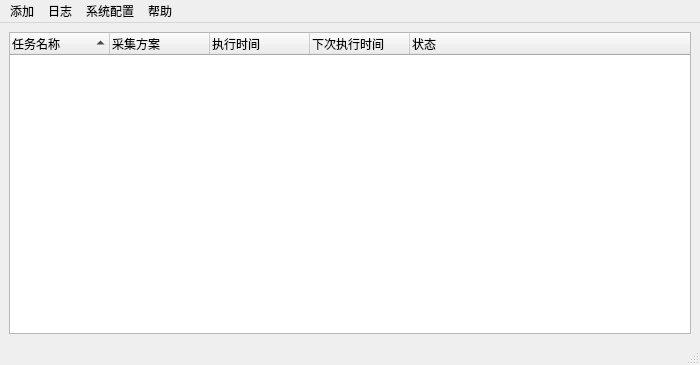
Qt form UI/Main.ui (leaboy/pycollect) before a commit.
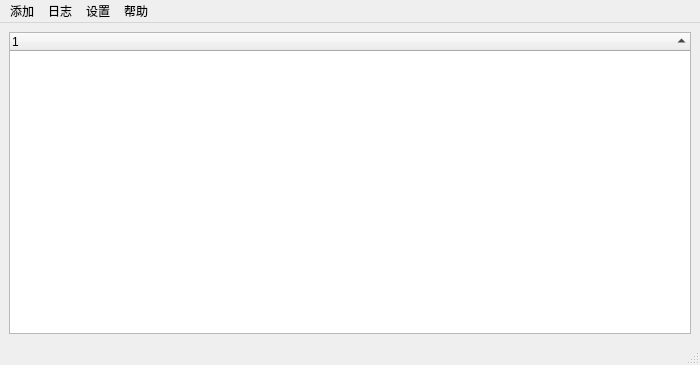
The same form after that commit.

Commit message: main app  - getRobotList

The edit to the form file:
```diff
--- a/UI/Main.ui
+++ b/UI/Main.ui
@@ -16,50 +16,13 @@
   <widget class="QWidget" name="centralwidget">
    <layout class="QVBoxLayout" name="verticalLayout">
     <item>
-     <widget class="QTreeWidget" name="tasklist">
-      <property name="lineWidth">
-       <number>0</number>
-      </property>
+     <widget class="QTreeWidget" name="mainlist">
       <property name="indentation">
-       <number>1</number>
-      </property>
-      <property name="itemsExpandable">
-       <bool>false</bool>
+       <number>0</number>
       </property>
       <property name="sortingEnabled">
        <bool>true</bool>
       </property>
-      <attribute name="headerShowSortIndicator" stdset="0">
-       <bool>true</bool>
-      </attribute>
-      <attribute name="headerShowSortIndicator" stdset="0">
-       <bool>true</bool>
-      </attribute>
-      <column>
-       <property name="text">
-        <string>任务名称</string>
-       </property>
-      </column>
-      <column>
-       <property name="text">
-        <string>采集方案</string>
-       </property>
-      </column>
-      <column>
-       <property name="text">
-        <string>执行时间</string>
-       </property>
-      </column>
-      <column>
-       <property name="text">
-        <string>下次执行时间</string>
-       </property>
-      </column>
-      <column>
-       <property name="text">
-        <string>状态</string>
-       </property>
-      </column>
      </widget>
     </item>
    </layout>
@@ -98,7 +61,7 @@
    </widget>
    <widget class="QMenu" name="main_m_set">
     <property name="title">
-     <string>系统配置</string>
+     <string>设置</string>
     </property>
     <addaction name="database"/>
    </widget>
```
Left out of the diff: 15 changed lines with no effect on the pictures. The commit also changes 2 other files.
